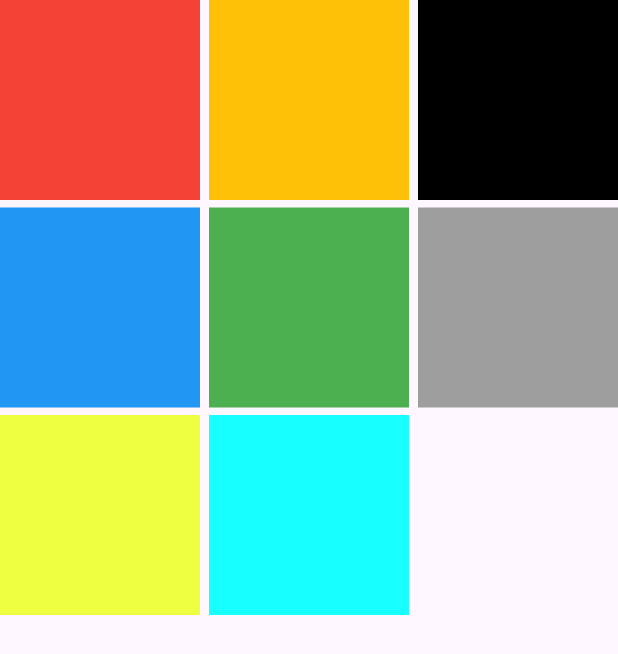
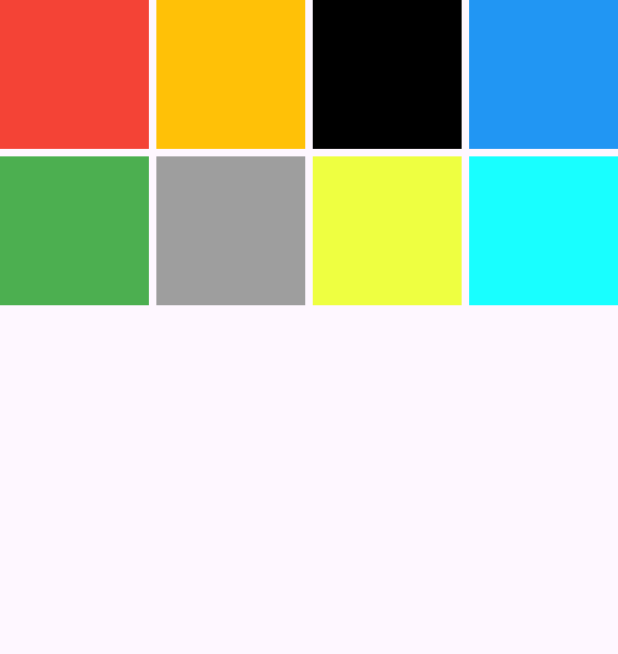
Before and after one commit to YawarAbbas012/Mobile-Application-project, a Flutter app: the screen it shows after launch, on a phone screen of 412 x 824 dp. Shown: the top 654 px of the screen. Run offline on Flutter 3.47's test engine with Material 3 defaults, Android fonts, the phone set to English and light mode, and no system bars.

Commit message:
grid extent

```diff
--- a/lib/main.dart
+++ b/lib/main.dart
@@ -31,8 +31,9 @@ class HomeScreen extends StatelessWidget {
   @override
   Widget build(BuildContext context) {
     return Scaffold(
-      body: GridView.count(
-        crossAxisSpacing: 6,
+      body: GridView.extent(
+        maxCrossAxisExtent: 100,
+        crossAxisSpacing: 5,
         mainAxisSpacing: 5,
         children: [
           Container(color: colorlist[0]),
@@ -44,8 +45,22 @@ class HomeScreen extends StatelessWidget {
           Container(color: colorlist[6]),
           Container(color: colorlist[7]),
         ],
-        crossAxisCount: 3,
       ),
+      //  GridView.count(
+      //   crossAxisSpacing: 6,
+      //   mainAxisSpacing: 5,
+      //   children: [
+      //     Container(color: colorlist[0]),
+      //     Container(color: colorlist[1]),
+      //     Container(color: colorlist[2]),
+      //     Container(color: colorlist[3]),
+      //     Container(color: colorlist[4]),
+      //     Container(color: colorlist[5]),
+      //     Container(color: colorlist[6]),
+      //     Container(color: colorlist[7]),
+      //   ],
+      //   crossAxisCount: 3,
+      // ),
     );
   }
 }
```
